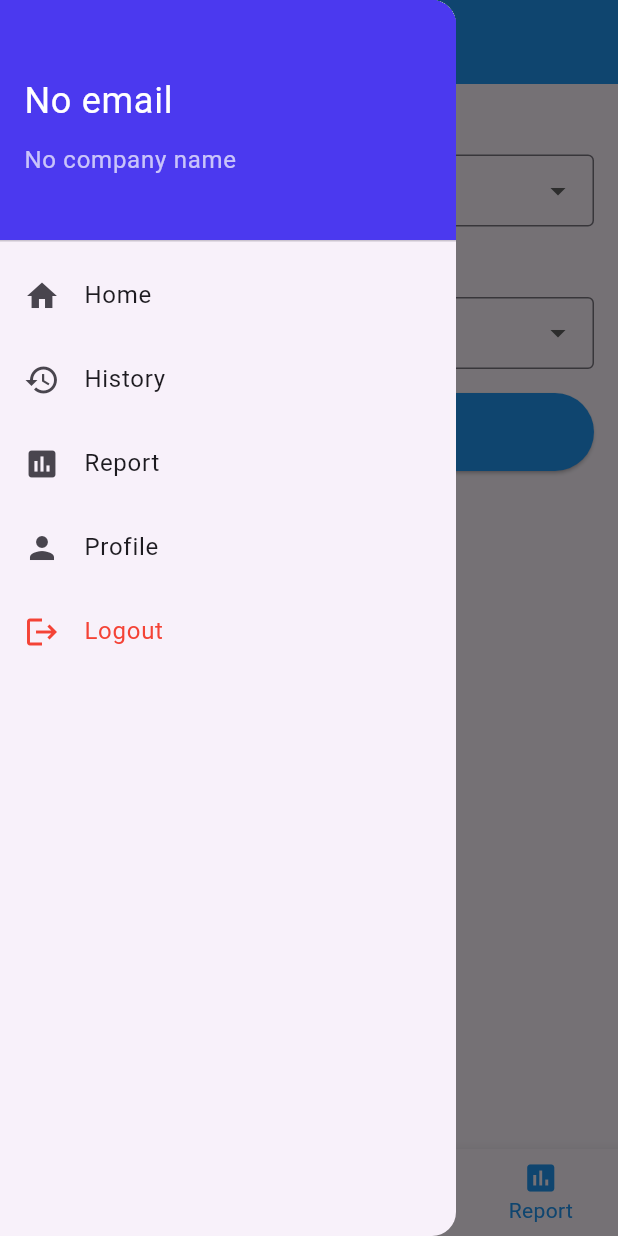
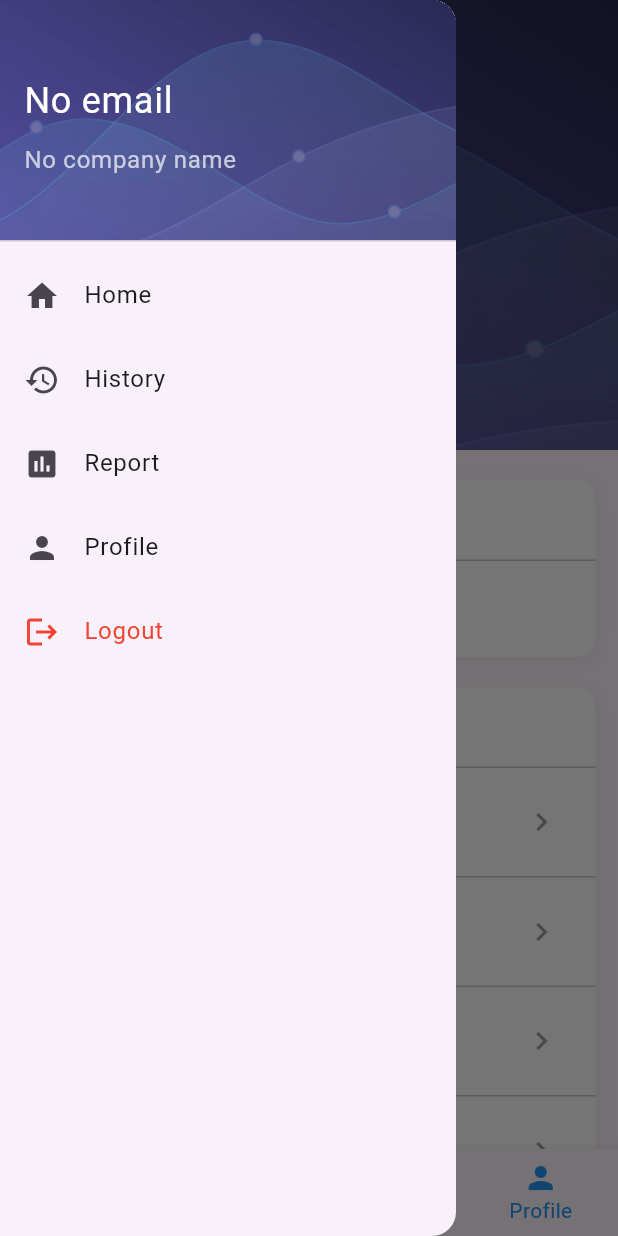
Before and after one commit to Lobakers/flutter_project, a Flutter app: the AppBottomNav widget shown alone on an empty page, opened directly, item 4 of the bottom bar chosen, with the side drawer open, on a phone screen of 412 x 824 dp. Run offline on Flutter 3.47's test engine with Material 3 defaults, Android fonts, the phone set to English and light mode, and no system bars; our stand-ins replace device_info_plus, flutter_local_notifications, flutter_secure_storage, geolocator, image_picker, logger and 4 more; missing offline and left inert: flutter_foreground_task; accounts and stored records are empty; network calls fail.

Commit message:
fix data in history page and adjust bottom navigation bar

```diff
--- a/lib/controller/history_api.dart
+++ b/lib/controller/history_api.dart
@@ -12,12 +12,14 @@ class HistoryApi {
     String? startDate,
     String? endDate,
     int limit = 5,
-    int page = 1,
+    int offset = 0, // ✅ Changed 'page' to 'offset' and default to 0
   }) async {
     try {
       // Build query parameters
-      // API: /clock/history-list/{limit}/{page}/{type}
-      String url = '${Api.report}/$limit/$page/all';
+      // API: /clock/history-list/{limit}/{offset}/all
+      // Note: We keep the '/all' since it was in your latest code,
+      // but we use the dynamic limit and fixed offset (0).
+      String url = '${Api.report}/$limit/$offset/all';
 
       debugPrint('📋 GetAttendanceHistory Request: $url');
 
@@ -25,7 +27,7 @@ class HistoryApi {
 
       debugPrint('📋 GetAttendanceHistory Response:');
       debugPrint('   Status: ${response.statusCode}');
-      debugPrint('   Body: ${response.body}');
+      // debugPrint('   Body: ${response.body}'); // Commented out to reduce noise
 
       if (response.statusCode == 200) {
         final data = jsonDecode(response.body);
@@ -77,6 +79,9 @@ class HistoryApi {
 
     return totalHours;
   }
+
+  // ... (Keep getClockDetail, updateActivity, submitTimeRequest as they were) ...
+  // I've omitted them here for brevity since they don't need changes.
 
   /// Get clock detail by GUID
   static Future<Map<String, dynamic>> getClockDetail(
--- a/lib/pages/profile_page.dart
+++ b/lib/pages/profile_page.dart
@@ -99,54 +99,39 @@ class _ProfilePageState extends State<ProfilePage> {
     final userId = auth.userInfo?['userId'] ?? 'N/A';
 
     return Scaffold(
-      appBar: AppBar(title: const Text('Profile')),
-      drawer: const AppDrawer(),
       bottomNavigationBar: AppBottomNav(
-        currentIndex: 2, // Profile is index 2
+        currentIndex: 3, // Profile is index 3
         onTap: (index) {
           if (index == 0) {
             Navigator.pushReplacementNamed(context, '/home');
           } else if (index == 1) {
             Navigator.pushReplacementNamed(context, '/history');
-          } else if (index == 3) {
+          } else if (index == 2) {
             Navigator.pushReplacementNamed(context, '/report');
           }
-          // If index == 2 (Profile), do nothing as we're already here
+          // If index == 3 (Profile), do nothing as we're already here
         },
       ),
-      body: SingleChildScrollView(
+      appBar: PreferredSize(
+        preferredSize: const Size.fromHeight(300),
+        child: Container(
+          decoration: const BoxDecoration(
+            image: DecorationImage(
+              image: AssetImage('assets/images/background_login.png'),
+              fit: BoxFit.cover,
+            ),
+          ),
           child: Column(
             children: [
-            _buildProfileHeader(email, companyName),
-            const SizedBox(height: 20),
-            _buildInfoSection(userId),
-            const SizedBox(height: 20),
-            _buildSettingsSection(),
-            const SizedBox(height: 20),
-            _buildAboutSection(),
-            const SizedBox(height: 30),
-            _buildLogoutButton(),
-            const SizedBox(height: 30),
-          ],
+              AppBar(
+                backgroundColor: Colors.transparent,
+                foregroundColor: Colors.white,
+                elevation: 0,
+                title: const Text('Profile'),
               ),
-      ),
-    );
-  }
-
-  Widget _buildProfileHeader(String email, String companyName) {
-    return Container(
+              Container(
                 width: double.infinity,
-      padding: const EdgeInsets.all(30),
-      decoration: BoxDecoration(
-        gradient: BeeColor.gradient,
-        boxShadow: [
-          BoxShadow(
-            color: Colors.black.withOpacity(0.1),
-            blurRadius: 8,
-            offset: const Offset(0, 3),
-          ),
-        ],
-      ),
+                padding: const EdgeInsets.fromLTRB(30, 10, 30, 30),
                 child: Column(
                   children: [
                     Container(
@@ -165,7 +150,11 @@ class _ProfilePageState extends State<ProfilePage> {
                       child: const CircleAvatar(
                         radius: 50,
                         backgroundColor: Colors.white,
-              child: Icon(Icons.person, size: 60, color: BeeColor.buttonColor),
+                        child: Icon(
+                          Icons.person,
+                          size: 60,
+                          color: BeeColor.buttonColor,
+                        ),
                       ),
                     ),
                     const SizedBox(height: 20),
@@ -181,10 +170,35 @@ class _ProfilePageState extends State<ProfilePage> {
                     const SizedBox(height: 8),
                     Text(
                       companyName,
-            style: const TextStyle(color: Colors.white70, fontSize: 16),
+                      style: const TextStyle(
+                        color: Colors.white70,
+                        fontSize: 16,
+                      ),
                       textAlign: TextAlign.center,
                     ),
                   ],
+                ),
+              ),
+            ],
+          ),
+        ),
+      ),
+      drawer: const AppDrawer(),
+
+      body: SingleChildScrollView(
+        child: Column(
+          children: [
+            const SizedBox(height: 20),
+            _buildInfoSection(userId),
+            const SizedBox(height: 20),
+            _buildSettingsSection(),
+            const SizedBox(height: 20),
+            _buildAboutSection(),
+            const SizedBox(height: 30),
+            _buildLogoutButton(),
+            const SizedBox(height: 30),
+          ],
+        ),
       ),
     );
   }
--- a/lib/widgets/bottom_nav.dart
+++ b/lib/widgets/bottom_nav.dart
@@ -21,8 +21,8 @@ class AppBottomNav extends StatelessWidget {
       items: const [
         BottomNavigationBarItem(icon: Icon(Icons.home), label: 'Home'),
         BottomNavigationBarItem(icon: Icon(Icons.history), label: 'History'),
+        BottomNavigationBarItem(icon: Icon(Icons.assessment), label: 'Report'),
         BottomNavigationBarItem(icon: Icon(Icons.person), label: 'Profile'),
-        BottomNavigationBarItem(icon: Icon(Icons.assessment), label: 'Report'),
       ],
     );
   }
--- a/lib/widgets/drawer.dart
+++ b/lib/widgets/drawer.dart
@@ -19,7 +19,12 @@ class AppDrawer extends StatelessWidget {
         padding: EdgeInsets.zero,
         children: [
           DrawerHeader(
-            decoration: const BoxDecoration(color: BeeColor.buttonColor),
+            decoration: const BoxDecoration(
+              image: DecorationImage(
+                image: AssetImage('assets/images/background_login.png'),
+                fit: BoxFit.cover,
+              ),
+            ),
             child: Column(
               crossAxisAlignment: CrossAxisAlignment.start,
               mainAxisAlignment: MainAxisAlignment.center,
--- a/pubspec.yaml
+++ b/pubspec.yaml
@@ -29,6 +29,7 @@ dependencies:
   permission_handler: ^11.0.1
   slide_to_act: ^2.0.2
   image_picker: ^1.2.1
+  curved_navigation_bar: ^1.0.6
 
 dev_dependencies:
   flutter_test:
```
Also changed, not shown: lib/pages/history_page.dart (+51 -16 lines), lib/pages/home_page.dart (+75 -48 lines), lib/pages/report_page.dart (+25 -11 lines), pubspec.lock. Lines whose indentation alone changed are shown as unchanged.
